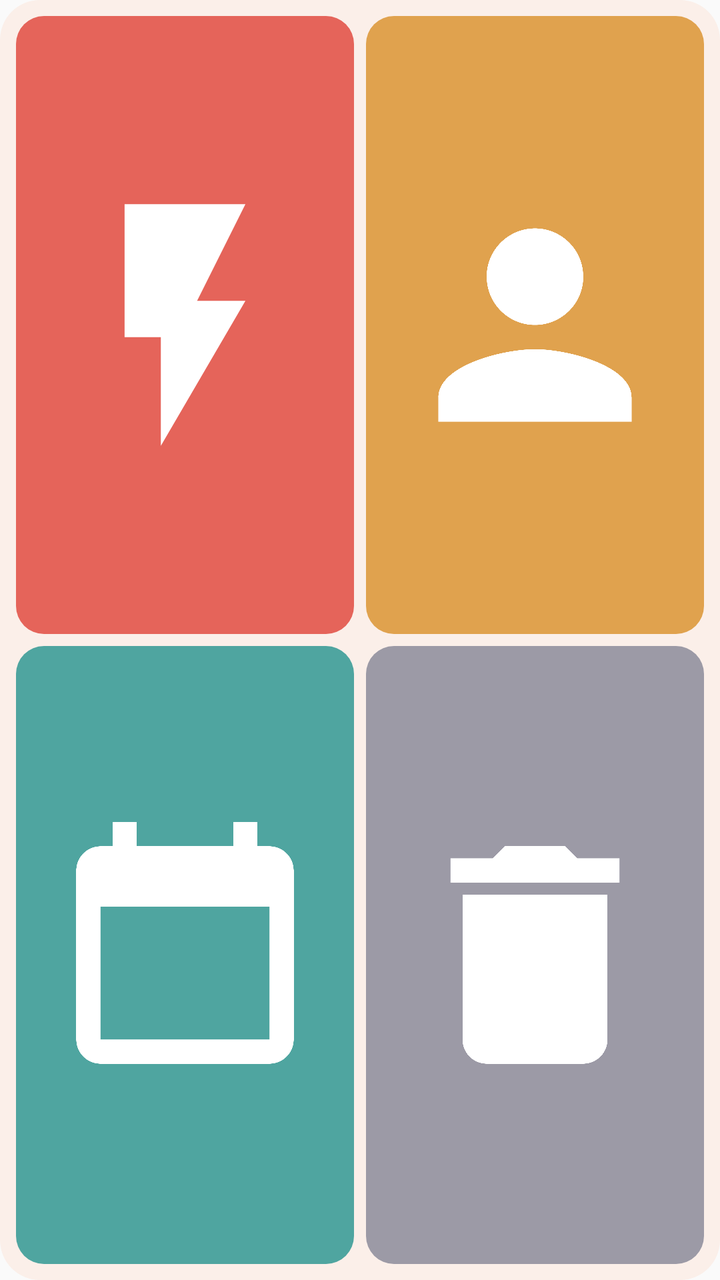
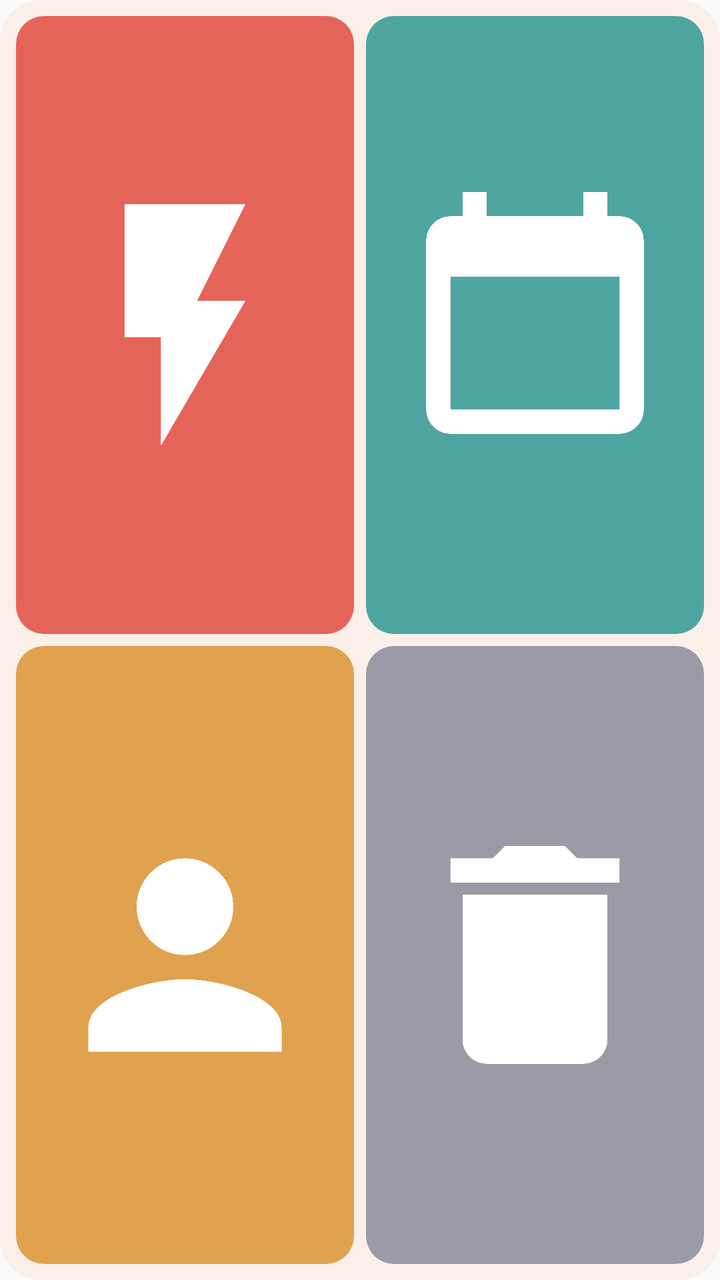

Compare the two renders of this Android layout. The source of the first and the diff that turns it into the second are given below.
<!-- AndroidManifest.xml: application theme Theme.Kairos -->
<!-- res/layout/widget_preview_grid.xml -->
<?xml version="1.0" encoding="utf-8"?>
<LinearLayout xmlns:android="http://schemas.android.com/apk/res/android"
    android:layout_width="180dp"
    android:layout_height="110dp"
    android:orientation="vertical"
    android:background="@drawable/widget_preview_bg"
    android:padding="8dp">

    
    <LinearLayout
        android:layout_width="match_parent"
        android:layout_height="0dp"
        android:layout_weight="1"
        android:layout_marginBottom="6dp"
        android:orientation="horizontal">

        <ImageView
            android:layout_width="0dp"
            android:layout_height="match_parent"
            android:layout_weight="1"
            android:layout_marginEnd="6dp"
            android:padding="12dp"
            android:scaleType="fitCenter"
            android:src="@drawable/widget_do"
            android:tint="#FFFFFF"
            android:background="@drawable/widget_preview_tile_grid"
            android:backgroundTint="#E5645A" />

        <ImageView
            android:layout_width="0dp"
            android:layout_height="match_parent"
            android:layout_weight="1"
            android:padding="12dp"
            android:scaleType="fitCenter"
            android:src="@drawable/widget_delegate"
            android:tint="#FFFFFF"
            android:background="@drawable/widget_preview_tile_grid"
            android:backgroundTint="#E0A24E" />
    </LinearLayout>

    
    <LinearLayout
        android:layout_width="match_parent"
        android:layout_height="0dp"
        android:layout_weight="1"
        android:orientation="horizontal">

        <ImageView
            android:layout_width="0dp"
            android:layout_height="match_parent"
            android:layout_weight="1"
            android:layout_marginEnd="6dp"
            android:padding="12dp"
            android:scaleType="fitCenter"
            android:src="@drawable/widget_schedule"
            android:tint="#FFFFFF"
            android:background="@drawable/widget_preview_tile_grid"
            android:backgroundTint="#4FA5A0" />

        <ImageView
            android:layout_width="0dp"
            android:layout_height="match_parent"
            android:layout_weight="1"
            android:padding="12dp"
            android:scaleType="fitCenter"
            android:src="@drawable/widget_eliminate"
            android:tint="#FFFFFF"
            android:background="@drawable/widget_preview_tile_grid"
            android:backgroundTint="#9C9AA6" />
    </LinearLayout>
</LinearLayout>
<!-- resources referenced by this layout -->
<resources>
  <!-- drawable widget_delegate (drawable) -->
  <vector xmlns:android="http://schemas.android.com/apk/res/android"
      android:width="24dp"
      android:height="24dp"
      android:viewportWidth="24"
      android:viewportHeight="24">
      <path
          android:fillColor="#FFFFFFFF"
          android:pathData="M12,12c2.21,0 4,-1.79 4,-4s-1.79,-4 -4,-4 -4,1.79 -4,4 1.79,4 4,4zM12,14c-2.67,0 -8,1.34 -8,4v2h16v-2c0,-2.66 -5.33,-4 -8,-4z" />
  </vector>
  <!-- drawable widget_do (drawable) -->
  <vector xmlns:android="http://schemas.android.com/apk/res/android"
      android:width="24dp"
      android:height="24dp"
      android:viewportWidth="24"
      android:viewportHeight="24">
      <path
          android:fillColor="#FFFFFFFF"
          android:pathData="M7,2v11h3v9l7,-12h-4l4,-8z" />
  </vector>
  <!-- drawable widget_eliminate (drawable) -->
  <vector xmlns:android="http://schemas.android.com/apk/res/android"
      android:width="24dp"
      android:height="24dp"
      android:viewportWidth="24"
      android:viewportHeight="24">
      <path
          android:fillColor="#FFFFFFFF"
          android:pathData="M6,19c0,1.1 0.9,2 2,2h8c1.1,0 2,-0.9 2,-2V7H6v12zM19,4h-3.5l-1,-1h-5l-1,1H5v2h14V4z" />
  </vector>
  <!-- drawable widget_preview_bg (drawable) -->
  <?xml version="1.0" encoding="utf-8"?>
  <shape xmlns:android="http://schemas.android.com/apk/res/android"
      android:shape="rectangle">
      <corners android:radius="20dp" />
      <solid android:color="@color/widget_bg" />
  </shape>
  <!-- drawable widget_preview_tile_grid (drawable) -->
  <?xml version="1.0" encoding="utf-8"?>
  <shape xmlns:android="http://schemas.android.com/apk/res/android"
      android:shape="rectangle">
      <corners android:radius="14dp" />
      <solid android:color="#FFFFFF" />
  </shape>
  <!-- drawable widget_schedule (drawable) -->
  <vector xmlns:android="http://schemas.android.com/apk/res/android"
      android:width="24dp"
      android:height="24dp"
      android:viewportWidth="24"
      android:viewportHeight="24">
      <path
          android:fillColor="#FFFFFFFF"
          android:pathData="M19,3h-1V1h-2v2H8V1H6v2H5c-1.1,0 -2,0.9 -2,2v14c0,1.1 0.9,2 2,2h14c1.1,0 2,-0.9 2,-2V5c0,-1.1 -0.9,-2 -2,-2zM19,19H5V8h14v11z" />
  </vector>
  <style name="Theme.Kairos" parent="android:Theme.Material.Light.NoActionBar" />
  <color name="widget_bg">#FBEFE9</color>
</resources>

<!-- the commit's change to res/layout/widget_preview_grid.xml (unified diff, before → after) -->
@@ -32,10 +32,10 @@
             android:layout_weight="1"
             android:padding="12dp"
             android:scaleType="fitCenter"
-            android:src="@drawable/widget_delegate"
+            android:src="@drawable/widget_schedule"
             android:tint="#FFFFFF"
             android:background="@drawable/widget_preview_tile_grid"
-            android:backgroundTint="#E0A24E" />
+            android:backgroundTint="#4FA5A0" />
     </LinearLayout>
 
     
@@ -52,10 +52,10 @@
             android:layout_marginEnd="6dp"
             android:padding="12dp"
             android:scaleType="fitCenter"
-            android:src="@drawable/widget_schedule"
+            android:src="@drawable/widget_delegate"
             android:tint="#FFFFFF"
             android:background="@drawable/widget_preview_tile_grid"
-            android:backgroundTint="#4FA5A0" />
+            android:backgroundTint="#E0A24E" />
 
         <ImageView
             android:layout_width="0dp"
